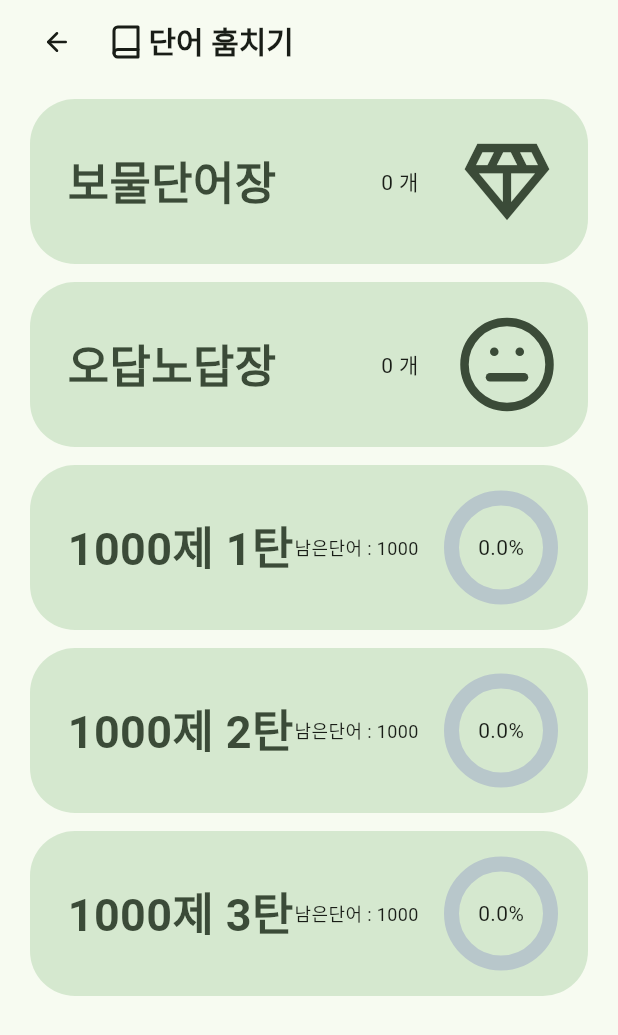
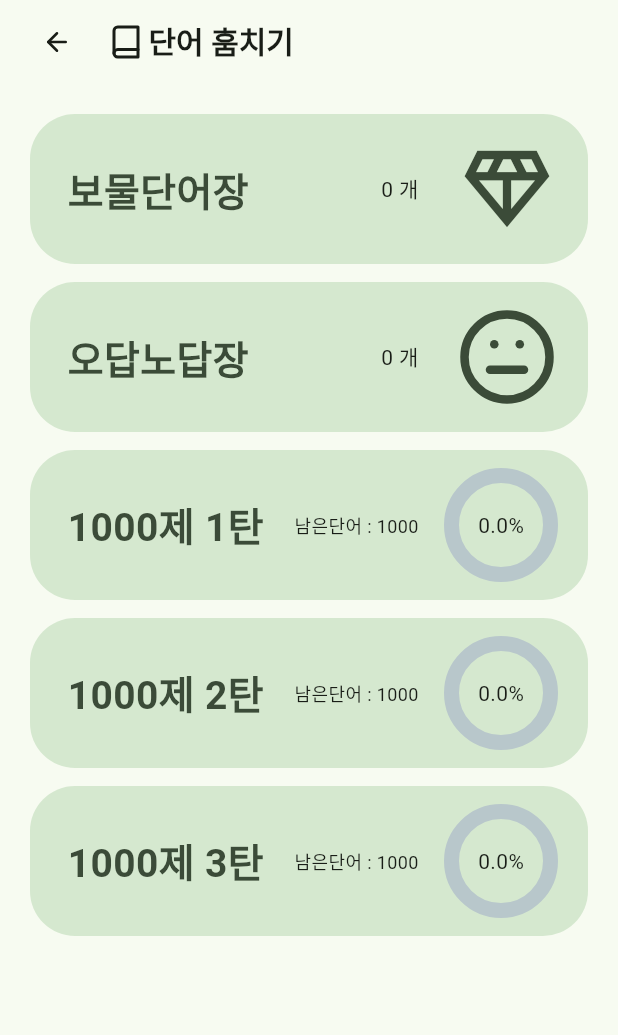
Before and after one commit to thisisJJK/hoomss, a Flutter app: the screen it shows after launch, after a tap on "단어", on a phone screen of 412 x 824 dp. Shown: the top 1035 px of the screen. Run offline on Flutter 3.47's test engine with Material 3 defaults, Android fonts, the phone set to English and light mode, and no system bars; drawn by our look-alikes of percent_indicator; our stand-ins replace auto_size_text, flutter_feather_icons, get, google_mobile_ads, sqflite; missing offline and left inert: app_tracking_transparency; accounts and stored records are empty; network calls fail.

Commit message:
안드로이드 테스트 완료

```diff
--- a/lib/admob/ad_helper.dart
+++ b/lib/admob/ad_helper.dart
@@ -64,6 +64,7 @@ class AdHelper {
 //권한 동의에 따라 광고 요청
   void configureAdSettings(
       Function(BannerAd) onBannerLoaded, BannerType bannerType) async {
+    if (Platform.isIOS) {
       final trackingStatus =
           await AppTrackingTransparency.trackingAuthorizationStatus;
 
@@ -84,6 +85,7 @@ class AdHelper {
             maxAdContentRating: MaxAdContentRating.g,
           ),
         );
+      }
     }
 
     // 광고 로드 및 표시 (예시로 배너 광고)
--- a/lib/main.dart
+++ b/lib/main.dart
@@ -1,8 +1,11 @@
 import 'package:flutter/material.dart';
 import 'package:get/get.dart';
+import 'package:google_mobile_ads/google_mobile_ads.dart';
 import 'package:hoomss/ui/splash/splash_screen.dart';
 
 void main() async {
+  WidgetsFlutterBinding.ensureInitialized();
+  MobileAds.instance.initialize();
   runApp(
     const MyApp(),
   );
--- a/lib/ui/1/chat_list/chat_list_view.dart
+++ b/lib/ui/1/chat_list/chat_list_view.dart
@@ -165,7 +165,7 @@ class _ChatListViewState extends State<ChatListView> {
             padding: const EdgeInsets.only(right: 20),
             child: IconButton(
               onPressed: () {
-                Get.to(() => WordView());
+                Get.to(() => const WordView());
               },
               icon: const Icon(
                 FeatherIcons.book,
--- a/lib/ui/2/quiz/widget/answer_btn.dart
+++ b/lib/ui/2/quiz/widget/answer_btn.dart
@@ -16,7 +16,7 @@ class AnswerBtn extends StatelessWidget {
         onTap: onTap,
         child: Container(
           padding: const EdgeInsets.only(left: 5, right: 5),
-          width: 190,
+          width: 180,
           height: 85,
           decoration: BoxDecoration(
             border:
--- a/lib/ui/2/word/widget/mode_card.dart
+++ b/lib/ui/2/word/widget/mode_card.dart
@@ -28,7 +28,7 @@ class ModeCard extends StatelessWidget {
     return GestureDetector(
       onTap: onTap,
       child: Container(
-        height: 110,
+        height: 100,
         padding: const EdgeInsets.fromLTRB(25, 5, 20, 5),
         decoration: BoxDecoration(
           borderRadius: BorderRadius.circular(30),
@@ -46,7 +46,7 @@ class ModeCard extends StatelessWidget {
                     mode,
                     style: TextStyle(
                       fontWeight: FontWeight.bold,
-                      fontSize: 30,
+                      fontSize: 26,
                       color: Theme.of(context).colorScheme.onSecondaryContainer,
                     ),
                   ),
--- a/lib/ui/2/word/word_view.dart
+++ b/lib/ui/2/word/word_view.dart
@@ -70,7 +70,7 @@ class _WordViewState extends State<WordView> {
   Expanded wordList() {
     return Expanded(
       child: Padding(
-        padding: const EdgeInsets.only(left: 20, right: 20, top: 10),
+        padding: const EdgeInsets.only(left: 20, right: 20, top: 20),
         child: SingleChildScrollView(
             scrollDirection: Axis.vertical,
             child: Column(
--- a/lib/ui/home/home_view.dart
+++ b/lib/ui/home/home_view.dart
@@ -62,7 +62,7 @@ class _HomeViewState extends State<HomeView> {
         wordViewModel.percent(ModeType.koreaTest.toKo);
         wordViewModel.percent(ModeType.toeic.toKo);
 
-        Get.to(() => WordView());
+        Get.to(() => const WordView());
       },
       child: Container(
         width: 207,
```
Also changed, not shown: lib/ui/2/quiz/quiz_view.dart (+5 -17 lines), pubspec.yaml (+11 -9 lines), pubspec.lock, 4 other files. Lines whose indentation alone changed are shown as unchanged.
